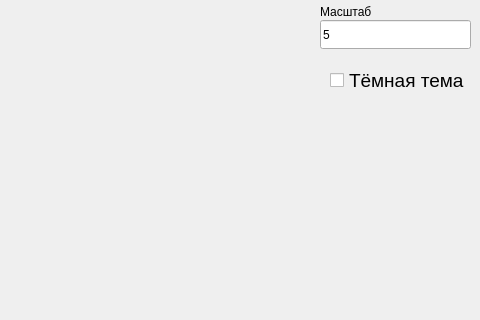
Before: the Qt Designer form mainwindow.ui in Chew1ek/Maps, drawn with Qt 5; both pictures show x 320 to 800 and y 140 to 460 of the 800 by 600 pixel window.
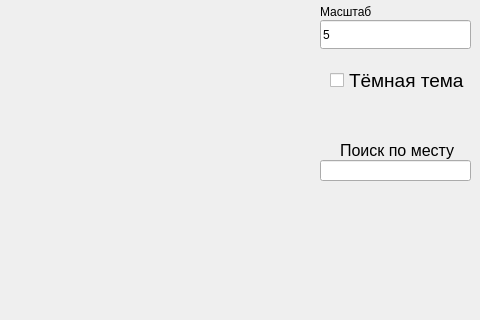
After: the same form once the commit is applied.

Commit message: start hm2

```diff
--- a/mainwindow.ui
+++ b/mainwindow.ui
@@ -162,6 +162,37 @@
      <string>Тёмная тема</string>
     </property>
    </widget>
+   <widget class="QLineEdit" name="toponym">
+    <property name="geometry">
+     <rect>
+      <x>640</x>
+      <y>300</y>
+      <width>151</width>
+      <height>21</height>
+     </rect>
+    </property>
+    <property name="focusPolicy">
+     <enum>Qt::ClickFocus</enum>
+    </property>
+   </widget>
+   <widget class="QLabel" name="label">
+    <property name="geometry">
+     <rect>
+      <x>660</x>
+      <y>280</y>
+      <width>141</width>
+      <height>21</height>
+     </rect>
+    </property>
+    <property name="font">
+     <font>
+      <pointsize>12</pointsize>
+     </font>
+    </property>
+    <property name="text">
+     <string>Поиск по месту</string>
+    </property>
+   </widget>
   </widget>
   <widget class="QStatusBar" name="statusbar"/>
  </widget>
```
The commit also changes 1 other file.
